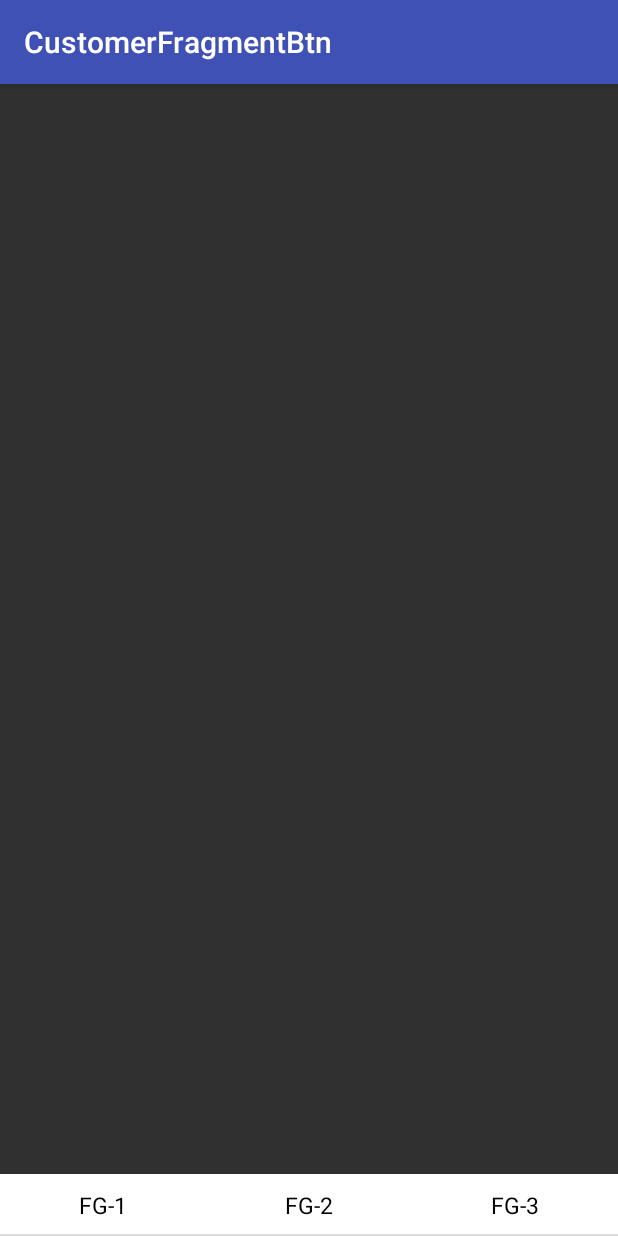
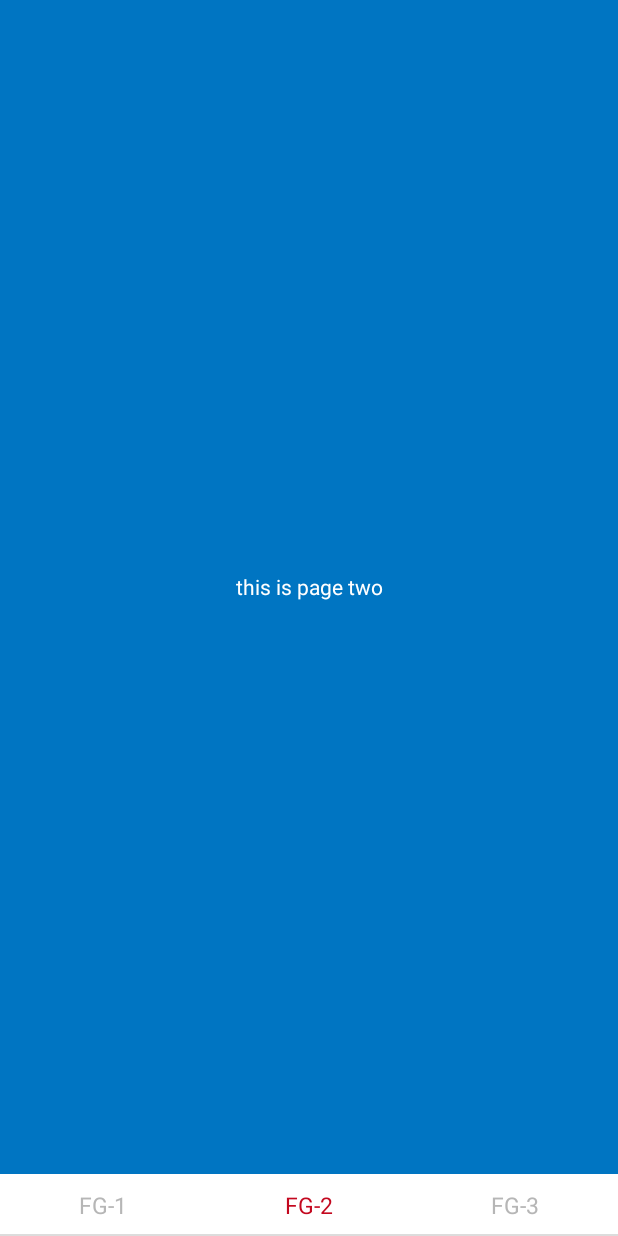
Before and after one commit to haohe0627/CustomerFragmentBtn, an Android app: the screen it shows after launch (MainActivity), after a tap on "FG-2", on a phone screen of 412 x 824 dp. Run offline under Robolectric (Android 15) with nearby library versions, the phone set to English and light mode, and no system bars; our stand-ins replace ButterKnife.

Commit message:
some changes

```diff
--- a/app/src/main/AndroidManifest.xml
+++ b/app/src/main/AndroidManifest.xml
@@ -8,7 +8,7 @@
         android:label="@string/app_name"
         android:roundIcon="@mipmap/ic_launcher_round"
         android:supportsRtl="true"
-        android:theme="@style/AppTheme">
+        android:theme="@style/Theme.AppCompat.NoActionBar">
         <activity android:name="com.example.hh.application.Activity.MainActivity">
             <intent-filter>
                 <action android:name="android.intent.action.MAIN" />
--- a/app/src/main/java/com/example/hh/application/Activity/MainActivity.java
+++ b/app/src/main/java/com/example/hh/application/Activity/MainActivity.java
@@ -77,7 +77,9 @@ public class MainActivity extends BaseFragmentActivity {
 
         if(newBtn != null){
             if(newBtn.getFragment() == null){
-
+                Fragment fragment = Fragment.instantiate(this, newBtn.getmClass().getName(), null); //实例新的Fragment
+                ft.add(R.id.content, fragment, newBtn.getmClass().getName());
+                newBtn.setFragment(fragment);
             }else{
                 ft.attach(newBtn.getFragment());
             }
--- /dev/null
+++ b/app/src/main/java/com/example/hh/application/Base/BaseFragment.java
@@ -0,0 +1,55 @@
+package com.example.hh.application.Base;
+
+import android.os.Bundle;
+import android.support.annotation.Nullable;
+import android.support.v4.app.Fragment;
+import android.view.LayoutInflater;
+import android.view.View;
+import android.view.ViewGroup;
+
+import butterknife.ButterKnife;
+import butterknife.Unbinder;
+
+/**
+ * Created by Administrator on 2017/3/28 0028.
+ */
+
+public abstract class BaseFragment extends Fragment {
+
+    /**
+     * onCreate是指创建该fragment类似于Activity.onCreate，你可以在其中初始化除了view之外的东西，onCreateView是创建该fragment对应的视图，你必须在这里创建自己的视图并返回给调用者，例如
+     return inflater.inflate(R.layout.fragment_settings, container, false);。
+     super.onCreateView有没有调用都无所谓，因为super.onCreateView是直接返回null的。
+     */
+
+    private View rootView;
+    private Unbinder unbinder;
+
+    @Override
+    public void onCreate(@Nullable Bundle savedInstanceState) {
+        super.onCreate(savedInstanceState);
+    }
+
+    @Nullable
+    @Override
+    public View onCreateView(LayoutInflater inflater, @Nullable ViewGroup container, @Nullable Bundle savedInstanceState) {
+
+        if(rootView != null){
+
+        }else{
+            rootView = inflater.inflate(getLayoutId(),container, false);
+            unbinder = ButterKnife.bind(this, rootView);
+            init();
+        }
+        return rootView;
+    }
+
+    protected abstract int getLayoutId();
+    protected  abstract void init();
+
+    @Override
+    public void onDestroy() {
+        super.onDestroy();
+        unbinder.unbind();
+    }
+}
--- a/app/src/main/java/com/example/hh/application/Base/BaseFragmentActivity.java
+++ b/app/src/main/java/com/example/hh/application/Base/BaseFragmentActivity.java
@@ -1,10 +1,12 @@
 package com.example.hh.application.Base;
 
 import android.app.Activity;
+import android.content.Context;
 import android.content.Intent;
 import android.os.Bundle;
 import android.support.annotation.NonNull;
 import android.support.v7.app.AppCompatActivity;
+import android.util.AttributeSet;
 import android.view.KeyEvent;
 import android.view.View;
 
@@ -25,6 +27,11 @@ public abstract class BaseFragmentActivity extends AppCompatActivity{
         setContentView(getLayoutId());
         unbinder = ButterKnife.bind(this);
         init();
+    }
+
+    @Override
+    public View onCreateView(String name, Context context, AttributeSet attrs) {
+        return super.onCreateView(name, context, attrs);
     }
 
     @Override
--- a/app/src/main/java/com/example/hh/application/Fragment/OneFragment.java
+++ b/app/src/main/java/com/example/hh/application/Fragment/OneFragment.java
@@ -1,62 +1,26 @@
 package com.example.hh.application.Fragment;
 
-import android.os.Bundle;
-import android.support.annotation.Nullable;
-import android.support.v4.app.Fragment;
-import android.support.v4.app.FragmentActivity;
-import android.view.LayoutInflater;
-import android.view.View;
-import android.view.ViewGroup;
-
+import com.example.hh.application.Base.BaseFragment;
 import com.example.hh.application.R;
-
-import butterknife.ButterKnife;
-import butterknife.Unbinder;
 
 /**
  * Created by Administrator on 2017/3/17 0017.
  */
 
-public class OneFragment extends Fragment {
-
-    /**
-     * onCreate是指创建该fragment类似于Activity.onCreate，你可以在其中初始化除了view之外的东西，onCreateView是创建该fragment对应的视图，你必须在这里创建自己的视图并返回给调用者，例如
-     return inflater.inflate(R.layout.fragment_settings, container, false);。
-     super.onCreateView有没有调用都无所谓，因为super.onCreateView是直接返回null的。
-     */
-
-    private FragmentActivity fgActivity;
-    private View rootView;
-    private Unbinder unbinder;
+public class OneFragment extends BaseFragment {
 
     @Override
-    public void onCreate(@Nullable Bundle savedInstanceState) {
-        super.onCreate(savedInstanceState);
-        this.fgActivity = getActivity();
-
+    protected int getLayoutId() {
+        return R.layout.page_one;
     }
 
-    @Nullable
     @Override
-    public View onCreateView(LayoutInflater inflater, @Nullable ViewGroup container, @Nullable Bundle savedInstanceState) {
+    protected void init() {
 
-        if(rootView != null){
-            ViewGroup parent = (ViewGroup) rootView.getParent(); // 父布局
-            if(parent != null){
-                parent.removeView(rootView);
-            }
-        }else{
-
-            rootView = inflater.inflate(R.layout.page_one, container, false);
-            unbinder = ButterKnife.bind(this, rootView);
-        }
-
-        return rootView;
     }
 
     @Override
     public void onDestroy() {
         super.onDestroy();
-        unbinder.unbind();
     }
 }
--- a/app/src/main/java/com/example/hh/application/Fragment/SecondFragment.java
+++ b/app/src/main/java/com/example/hh/application/Fragment/SecondFragment.java
@@ -1,8 +1,27 @@
 package com.example.hh.application.Fragment;
+
+import com.example.hh.application.Base.BaseFragment;
+import com.example.hh.application.R;
 
 /**
  * Created by Administrator on 2017/3/17 0017.
  */
 
-public class SecondFragment {
+public class SecondFragment extends BaseFragment {
+
+    @Override
+    protected int getLayoutId() {
+        return R.layout.page_two;
+    }
+
+    @Override
+    protected void init() {
+
+    }
+
+
+    @Override
+    public void onDestroy() {
+        super.onDestroy();
+    }
 }
--- /dev/null
+++ b/app/src/main/res/color/cus_btn_sel.xml
@@ -0,0 +1,5 @@
+<?xml version="1.0" encoding="utf-8"?>
+<selector xmlns:android="http://schemas.android.com/apk/res/android">
+    <item android:color="#b6b6b6" android:state_selected="false"/>
+    <item android:color="#c3081f" android:state_selected="true" />
+</selector>
--- a/app/src/main/res/layout/activity_main.xml
+++ b/app/src/main/res/layout/activity_main.xml
@@ -10,7 +10,7 @@
 
     <FrameLayout
         android:id="@+id/content"
-        android:layout_width="0dp"
+        android:layout_width="match_parent"
         android:layout_height="0dp"
         android:layout_weight="1"
         tools:layout_editor_absoluteY="0dp"
--- a/app/src/main/res/layout/customer_btn.xml
+++ b/app/src/main/res/layout/customer_btn.xml
@@ -14,7 +14,7 @@
         android:layout_gravity="center_horizontal|bottom"
         android:layout_marginTop="10dp"
         android:gravity="center"
-        android:textColor="#000"
+        android:textColor="@color/cus_btn_sel"
         android:textSize="15sp"
         tools:text="FG-NO" />
 </LinearLayout>
--- a/app/src/main/res/layout/page_one.xml
+++ b/app/src/main/res/layout/page_one.xml
@@ -2,12 +2,13 @@
 <LinearLayout xmlns:android="http://schemas.android.com/apk/res/android"
     android:orientation="vertical" android:layout_width="match_parent"
     android:layout_height="match_parent"
-    android:background="#FFFFFF">
+    android:background="#d03">
 
     <TextView
         android:layout_width="match_parent"
         android:layout_height="match_parent"
         android:gravity="center"
-        android:text="this is page one"/>
+        android:text="this is page one"
+        android:textColor="#fff"/>
 
 </LinearLayout>
--- a/app/src/main/res/layout/page_three.xml
+++ b/app/src/main/res/layout/page_three.xml
@@ -8,7 +8,8 @@
         android:layout_width="match_parent"
         android:layout_height="match_parent"
         android:gravity="center"
-        android:text="this is page three"/>
+        android:text="this is page three"
+        android:textColor="#fff"/>
 
 
 
--- a/app/src/main/res/layout/page_two.xml
+++ b/app/src/main/res/layout/page_two.xml
@@ -8,6 +8,7 @@
         android:layout_width="match_parent"
         android:layout_height="match_parent"
         android:gravity="center"
-        android:text="this is page two"/>
+        android:text="this is page two"
+        android:textColor="#fff"/>
 
 </LinearLayout>
```
Also changed, not shown: app/src/main/java/com/example/hh/application/Fragment/ThirdFragment.java (+15 -1 lines).
